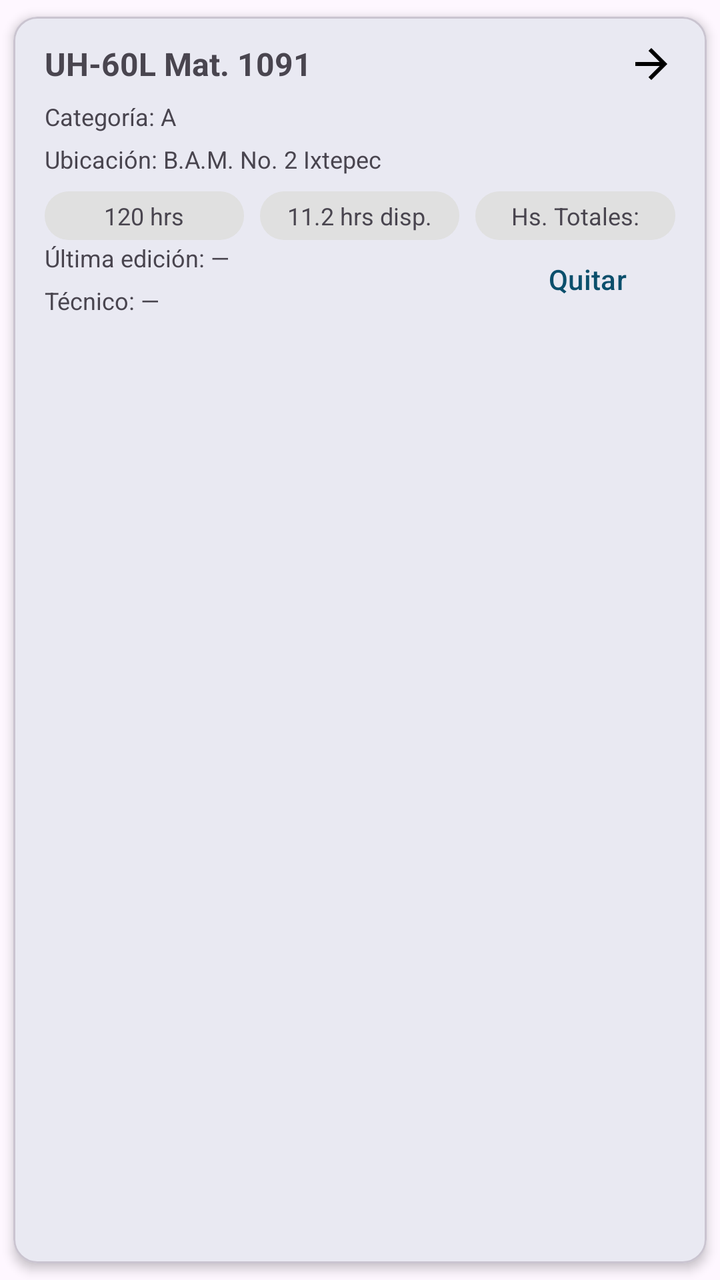
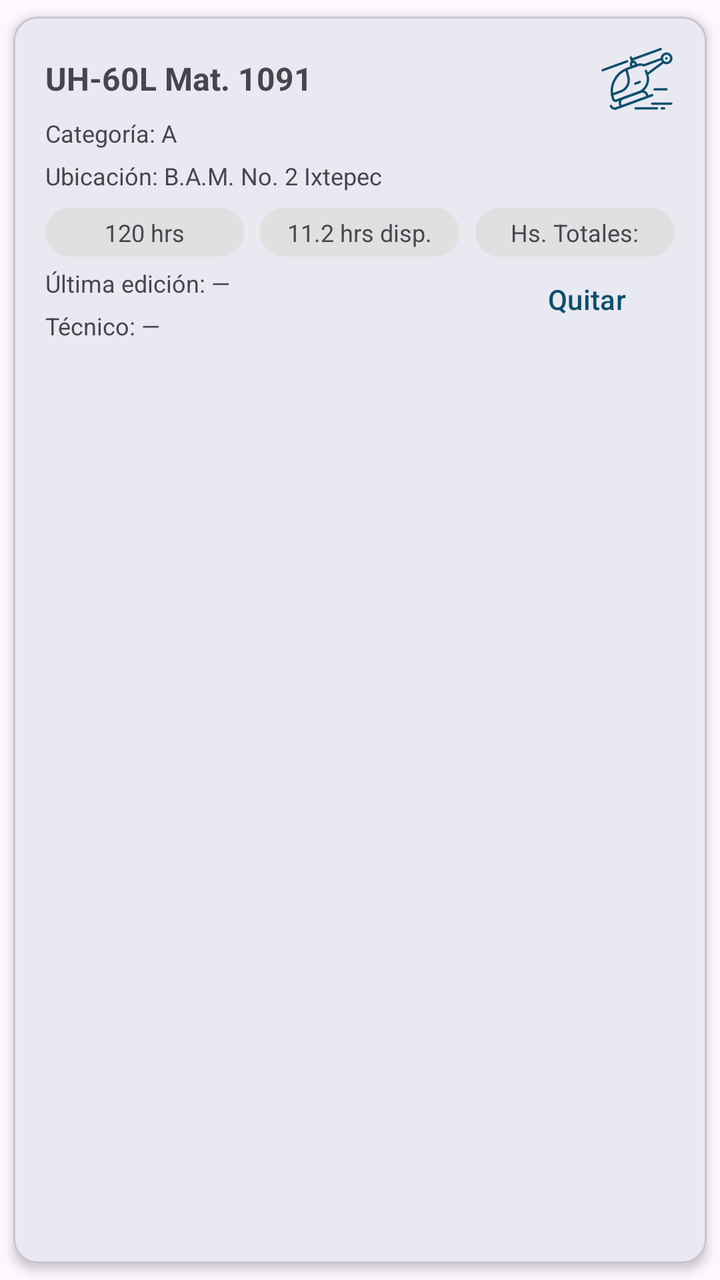

The first picture is an Android layout as it rendered before a commit; the second is the same layout after the commit. The layout source and the unified diff follow.
<!-- AndroidManifest.xml: application theme Theme.BlackHawk -->
<!-- res/layout/item_en_ruta_list.xml -->
<?xml version="1.0" encoding="utf-8"?>
<com.google.android.material.card.MaterialCardView xmlns:android="http://schemas.android.com/apk/res/android"
    xmlns:app="http://schemas.android.com/apk/res-auto"
    android:layout_width="match_parent"
    android:layout_height="wrap_content"
    android:layout_margin="8dp"
    app:cardElevation="3dp"
    app:cardUseCompatPadding="true">

    <LinearLayout
        android:layout_width="match_parent"
        android:layout_height="wrap_content"
        android:orientation="vertical"
        android:paddingStart="16dp"
        android:paddingEnd="16dp"
        android:paddingTop="12dp"
        android:paddingBottom="8dp">

        
        <LinearLayout
            android:layout_width="match_parent"
            android:layout_height="wrap_content"
            android:orientation="horizontal"
            android:gravity="center_vertical">

            <TextView
                android:id="@+id/txtMatricula"
                android:layout_width="0dp"
                android:layout_height="wrap_content"
                android:layout_weight="1"
                android:text="@string/uh_60l_mat_1091"
                android:textSize="16sp"
                android:textStyle="bold" />

            <ImageView
                android:id="@+id/imgArrow"
                android:layout_width="24dp"
                android:layout_height="24dp"
                android:src="@drawable/ic_arrow_right_24" />
        </LinearLayout>

        
        <TextView
            android:id="@+id/txtCategoria"
            android:layout_width="wrap_content"
            android:layout_height="wrap_content"
            android:layout_marginTop="6dp"
            android:text="@string/categor_a_a"
            android:textSize="12sp" />

        <TextView
            android:id="@+id/txtUbicacion"
            android:layout_width="wrap_content"
            android:layout_height="wrap_content"
            android:layout_marginTop="5dp"
            android:text="@string/ubicaci_n_b_a_m_no_2_ixtepec"
            android:textSize="12sp" />

        
        <LinearLayout
            android:layout_width="match_parent"
            android:layout_height="wrap_content"
            android:layout_marginTop="8dp"
            android:orientation="horizontal"
            android:baselineAligned="false">

            <TextView
                android:id="@+id/txtProx"
                android:layout_width="0dp"
                android:layout_height="wrap_content"
                android:layout_weight="1"
                android:background="@drawable/bg_enruta_chip"
                android:gravity="center"
                android:maxLines="1"
                android:ellipsize="end"
                android:text="@string/_120_hrs"
                android:textSize="12sp" />

            <TextView
                android:id="@+id/txtHorasDisp"
                android:layout_width="0dp"
                android:layout_height="wrap_content"
                android:layout_marginStart="8dp"
                android:layout_weight="1"
                android:background="@drawable/bg_enruta_chip"
                android:gravity="center"
                android:maxLines="1"
                android:ellipsize="end"
                android:text="@string/_11_2_hrs_disp"
                android:textSize="12sp" />

            <TextView
                android:id="@+id/txtHorasTotales"
                android:layout_width="0dp"
                android:layout_height="wrap_content"
                android:layout_marginStart="8dp"
                android:layout_weight="1"
                android:background="@drawable/bg_enruta_chip"
                android:gravity="center"
                android:maxLines="1"
                android:ellipsize="end"
                android:text="@string/hs_totales"
                android:textSize="12sp" />
        </LinearLayout>



        
        <LinearLayout
            android:layout_width="match_parent"
            android:layout_height="wrap_content"
            android:orientation="horizontal"
            android:gravity="center_vertical">

            
            <LinearLayout
                android:layout_width="0dp"
                android:layout_height="wrap_content"
                android:layout_weight="1"
                android:orientation="vertical">

                <TextView
                    android:id="@+id/txtUltimaEdicion"
                    android:layout_width="wrap_content"
                    android:layout_height="wrap_content"
                    android:text="@string/ltima_edici_n"
                    android:textSize="12sp" />

                <TextView
                    android:id="@+id/txtTecnico"
                    android:layout_width="wrap_content"
                    android:layout_height="wrap_content"
                    android:layout_marginTop="5dp"
                    android:text="@string/tecnico"
                    android:textSize="12sp" />
            </LinearLayout>

            
            <com.google.android.material.button.MaterialButton
                android:id="@+id/btnRemoveEnRuta"
                style="@style/Widget.Material3.Button.TextButton"
                android:layout_width="wrap_content"
                android:layout_height="wrap_content"
                android:minHeight="36dp"
                android:text="@string/quitar_de_en_ruta" />

        </LinearLayout>


    </LinearLayout>
</com.google.android.material.card.MaterialCardView>
<!-- resources referenced by this layout -->
<resources>
  <!-- drawable bg_enruta_chip (drawable) -->
  <?xml version="1.0" encoding="utf-8"?>
  <shape xmlns:android="http://schemas.android.com/apk/res/android"
      android:shape="rectangle">
  
      <solid android:color="#E0E0E0" /> 
  
      <corners android:radius="12dp" />
  
      <padding
          android:left="8dp"
          android:top="4dp"
          android:right="8dp"
          android:bottom="4dp" />
  </shape>
  <!-- drawable ic_arrow_right_24 (drawable) -->
  <vector xmlns:android="http://schemas.android.com/apk/res/android" android:autoMirrored="true" android:height="24dp" android:tint="#000000" android:viewportHeight="960" android:viewportWidth="960" android:width="24dp">
        
      <path android:fillColor="@android:color/white" android:pathData="M647,520L160,520L160,440L647,440L423,216L480,160L800,480L480,800L423,744L647,520Z"/>
      
  </vector>
  <string name="_11_2_hrs_disp">11.2 hrs disp.</string>
  <string name="_120_hrs">120 hrs</string>
  <string name="categor_a_a">Categoría: A</string>
  <string name="hs_totales">Hs. Totales:</string>
  <string name="ltima_edici_n">Última edición: —</string>
  <string name="quitar_de_en_ruta">Quitar</string>
  <string name="tecnico">Técnico: —</string>
  <string name="ubicaci_n_b_a_m_no_2_ixtepec">Ubicación: B.A.M. No. 2 Ixtepec</string>
  <string name="uh_60l_mat_1091">UH-60L Mat. 1091</string>
  <style name="Theme.BlackHawk" parent="Theme.Material3.Light.NoActionBar">
          <item name="colorPrimary">@color/primary</item>
          <item name="colorSecondary">@color/secondary</item>
          <item name="android:statusBarColor">?attr/colorPrimary</item>
      </style>
  <color name="primary">#0B4F6C</color>
  <color name="secondary">#2D8631</color>
</resources>

<!-- the commit's change to res/layout/item_en_ruta_list.xml (unified diff, before → after) -->
@@ -5,7 +5,8 @@
     android:layout_height="wrap_content"
     android:layout_margin="8dp"
     app:cardElevation="3dp"
-    app:cardUseCompatPadding="true">
+    app:cardUseCompatPadding="true"
+    app:cardCornerRadius="12dp">
 
     <LinearLayout
         android:layout_width="match_parent"
@@ -32,11 +33,13 @@
                 android:textSize="16sp"
                 android:textStyle="bold" />
 
+            
             <ImageView
                 android:id="@+id/imgArrow"
-                android:layout_width="24dp"
-                android:layout_height="24dp"
-                android:src="@drawable/ic_arrow_right_24" />
+                android:layout_width="38dp"
+                android:layout_height="38dp"
+                android:src="@drawable/ic_ruta"
+                app:tint="?attr/colorPrimary" />
         </LinearLayout>
 
         
@@ -44,7 +47,6 @@
             android:id="@+id/txtCategoria"
             android:layout_width="wrap_content"
             android:layout_height="wrap_content"
-            android:layout_marginTop="6dp"
             android:text="@string/categor_a_a"
             android:textSize="12sp" />
 
@@ -103,8 +105,6 @@
                 android:textSize="12sp" />
         </LinearLayout>
 
-
-
         
         <LinearLayout
             android:layout_width="match_parent"
@@ -123,6 +123,7 @@
                     android:id="@+id/txtUltimaEdicion"
                     android:layout_width="wrap_content"
                     android:layout_height="wrap_content"
+                    android:layout_marginTop="5dp"
                     android:text="@string/ltima_edici_n"
                     android:textSize="12sp" />
 
@@ -146,6 +147,5 @@
 
         </LinearLayout>
 
-
     </LinearLayout>
 </com.google.android.material.card.MaterialCardView>
<!-- resource entries referenced after the edit -->
@@ -15,12 +15,7 @@
           android:right="8dp"
           android:bottom="4dp" />
   </shape>
-  <!-- drawable ic_arrow_right_24 (drawable) -->
-  <vector xmlns:android="http://schemas.android.com/apk/res/android" android:autoMirrored="true" android:height="24dp" android:tint="#000000" android:viewportHeight="960" android:viewportWidth="960" android:width="24dp">
-        
-      <path android:fillColor="@android:color/white" android:pathData="M647,520L160,520L160,440L647,440L423,216L480,160L800,480L480,800L423,744L647,520Z"/>
-      
-  </vector>
+  <!-- drawable ic_ruta: vector/xml drawable (drawable, 4430 chars, omitted) -->
   <string name="_11_2_hrs_disp">11.2 hrs disp.</string>
   <string name="_120_hrs">120 hrs</string>
   <string name="categor_a_a">Categoría: A</string>
